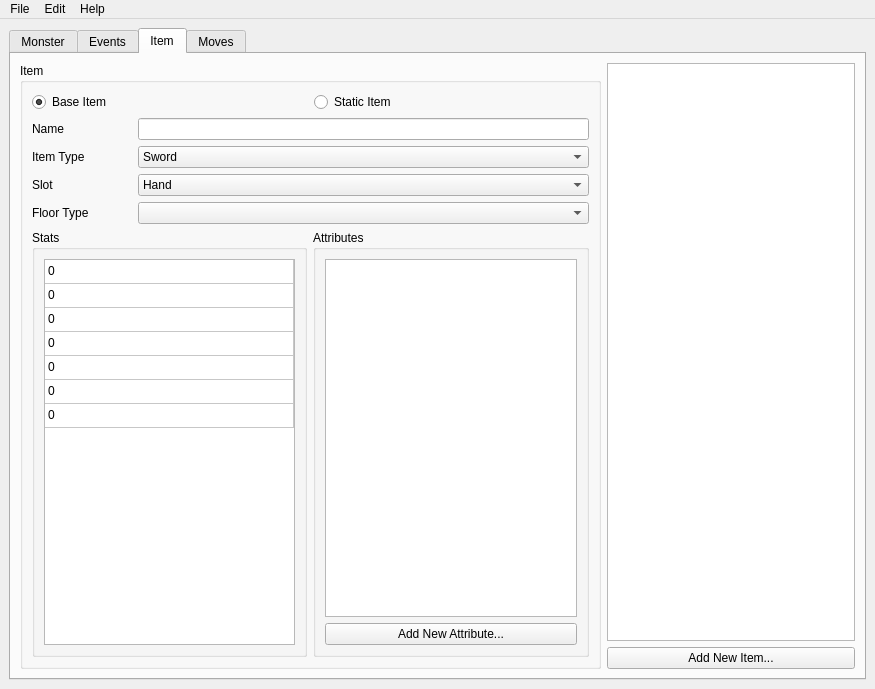
Old version of the form editor/editor.ui in the repository SodaCookie/rpeg.
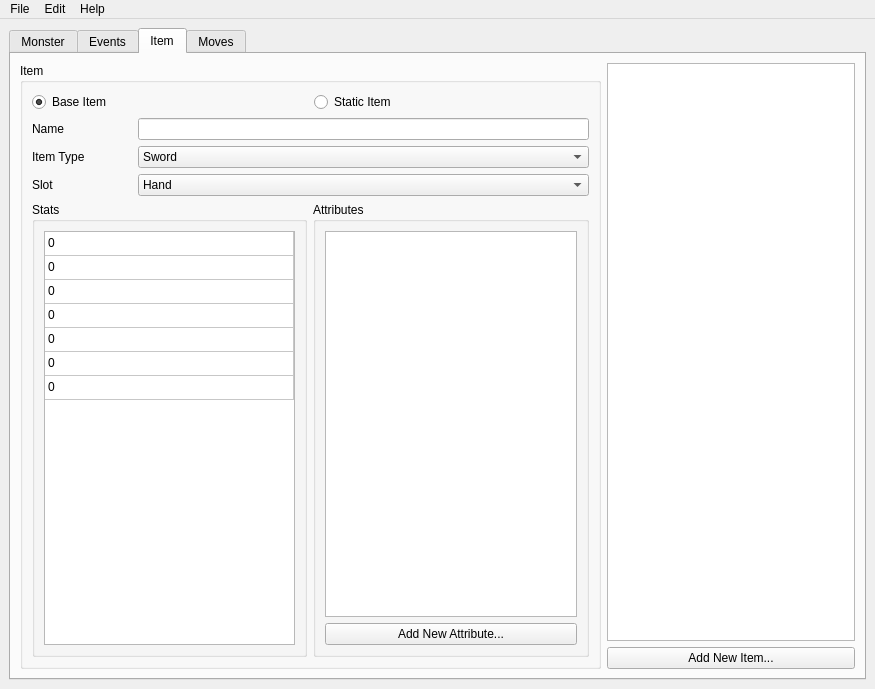
New version of the form. The open tabs and pages were chosen to show the change.

Diff of the .ui file:
```diff
--- a/editor/editor.ui
+++ b/editor/editor.ui
@@ -685,39 +685,6 @@
              </item>
             </layout>
            </item>
-           <item>
-            <layout class="QHBoxLayout" name="horizontalLayout_7">
-             <item>
-              <widget class="QLabel" name="label_4">
-               <property name="sizePolicy">
-                <sizepolicy hsizetype="Fixed" vsizetype="Preferred">
-                 <horstretch>0</horstretch>
-                 <verstretch>0</verstretch>
-                </sizepolicy>
-               </property>
-               <property name="minimumSize">
-                <size>
-                 <width>100</width>
-                 <height>0</height>
-                </size>
-               </property>
-               <property name="text">
-                <string>Floor Type</string>
-               </property>
-              </widget>
-             </item>
-             <item>
-              <widget class="QComboBox" name="itemFloorType">
-               <property name="sizePolicy">
-                <sizepolicy hsizetype="Expanding" vsizetype="Fixed">
-                 <horstretch>0</horstretch>
-                 <verstretch>0</verstretch>
-                </sizepolicy>
-               </property>
-              </widget>
-             </item>
-            </layout>
-           </item>
            <item>
             <layout class="QHBoxLayout" name="horizontalLayout_8">
              <item>
```
Left out of the diff: 10 changed lines with no effect on the pictures.
